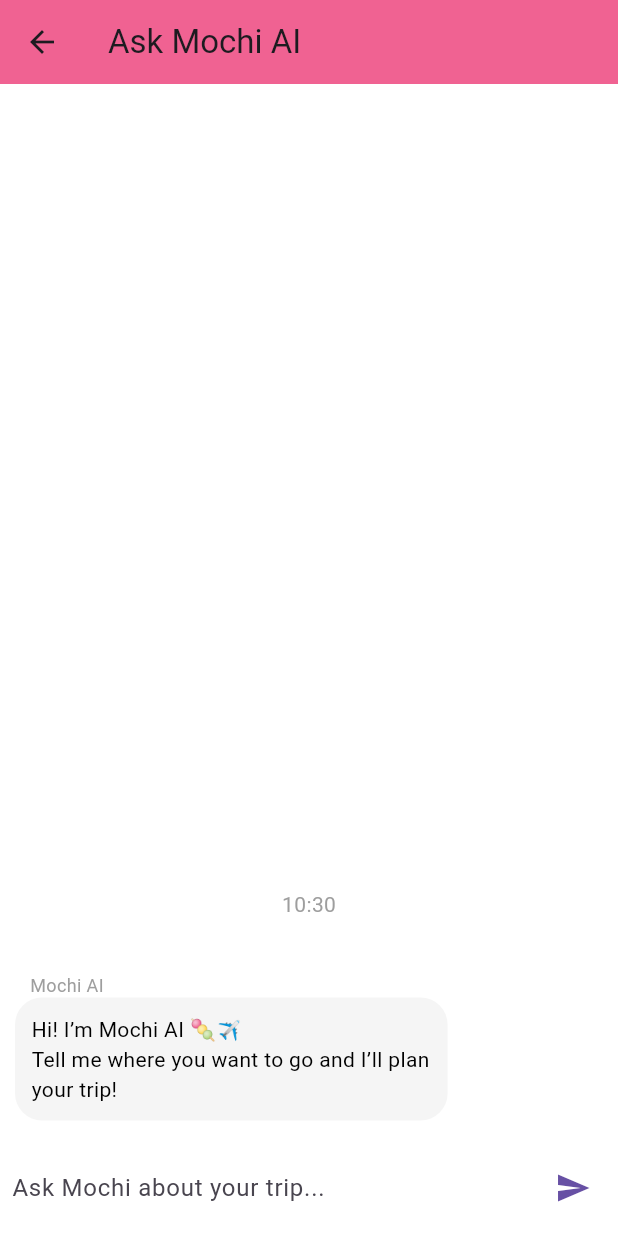
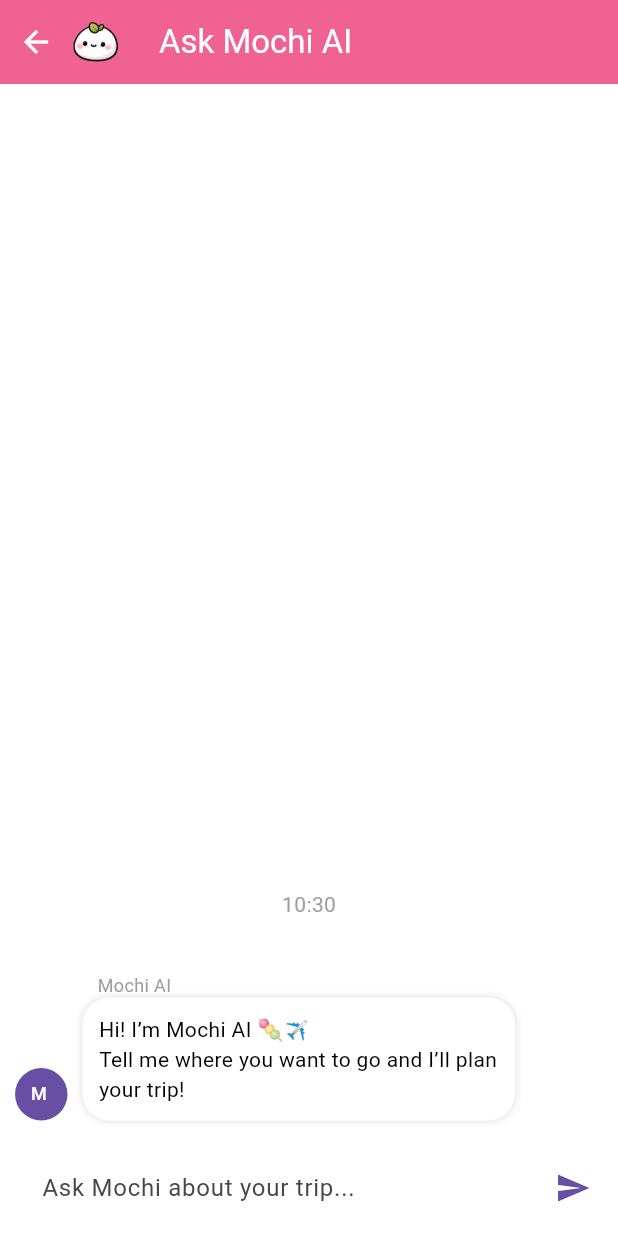
Before and after one commit to Marshyy69/mochiroam_ai, a Flutter app: the ChatScreen screen opened by its route, on a phone screen of 412 x 824 dp. Run offline on Flutter 3.47's test engine with Material 3 defaults, Android fonts, the phone set to English and light mode, and no system bars; drawn by our look-alikes of dash_chat_2; our stand-ins replace cloud_firestore, firebase_auth, firebase_core, flutter_dotenv; accounts and stored records are empty.

Commit message:
f: update chat screen and main

```diff
--- a/lib/Screens/chat_screen.dart
+++ b/lib/Screens/chat_screen.dart
@@ -3,6 +3,7 @@
 import 'package:dash_chat_2/dash_chat_2.dart';
 import 'package:http/http.dart' as http;
 import 'package:flutter_dotenv/flutter_dotenv.dart';
+import 'package:intl/intl.dart';
 
 import '../services/preferences_service.dart';
 import '../services/recommendation_rules.dart';
@@ -14,7 +15,8 @@
   State<ChatScreen> createState() => _ChatScreenState();
 }
 
-class _ChatScreenState extends State<ChatScreen> {
+class _ChatScreenState extends State<ChatScreen>
+    with SingleTickerProviderStateMixin {
   final List<ChatMessage> _messages = [];
 
   final ChatUser _currentUser =
@@ -25,9 +27,16 @@
 
   bool _isTyping = false;
 
+  late AnimationController _typingController;
+
   @override
   void initState() {
     super.initState();
+
+    _typingController = AnimationController(
+      vsync: this,
+      duration: const Duration(milliseconds: 900),
+    )..repeat();
 
     _messages.insert(
       0,
@@ -40,7 +49,12 @@
     );
   }
 
-  /// When user sends message
+  @override
+  void dispose() {
+    _typingController.dispose();
+    super.dispose();
+  }
+
   void _handleSendPressed(ChatMessage message) {
     setState(() {
       _messages.insert(0, message);
@@ -50,17 +64,13 @@
     _getAIResponse(message.text);
   }
 
-  /// Call OpenAI API
   Future<void> _getAIResponse(String userText) async {
     try {
       final prefs = await PreferencesService.fetch();
       final rules = RecommendationRules.build(prefs);
 
       final apiKey = dotenv.env['OPENAI_API_KEY'];
-
-      if (apiKey == null) {
-        throw Exception("OpenAI API key not found in .env");
-      }
+      if (apiKey == null) throw Exception("Missing API key");
 
       final response = await http.post(
         Uri.parse("https://api.openai.com/v1/chat/completions"),
@@ -79,23 +89,16 @@
             {
               "role": "user",
               "content": """
-User travel preferences:
+Preferences:
 - Pax: ${prefs.pax}
-- Children: ${prefs.hasChildren ? "Yes" : "No"}
-- Elderly: ${prefs.hasElderly ? "Yes" : "No"}
+- Children: ${prefs.hasChildren}
+- Elderly: ${prefs.hasElderly}
 
-Planning rules:
+Rules:
 $rules
 
-User request:
+Request:
 $userText
-
-Generate a detailed travel itinerary with:
-• Daily schedule
-• Activities
-• Food suggestions
-• Transport tips
-• Budget-friendly advice
 """
             }
           ],
@@ -104,33 +107,31 @@
       );
 
       final data = jsonDecode(response.body);
-
       final aiText =
           data["choices"][0]["message"]["content"];
-
-      final aiMessage = ChatMessage(
-        user: _aiUser,
-        text: aiText,
-        createdAt: DateTime.now(),
-      );
 
       if (!mounted) return;
 
       setState(() {
-        _messages.insert(0, aiMessage);
+        _messages.insert(
+          0,
+          ChatMessage(
+            user: _aiUser,
+            text: aiText,
+            createdAt: DateTime.now(),
+          ),
+        );
         _isTyping = false;
       });
     } catch (e) {
       if (!mounted) return;
-
       setState(() {
         _isTyping = false;
         _messages.insert(
           0,
           ChatMessage(
             user: _aiUser,
-            text:
-                "⚠️ Sorry, I ran into an issue. Please try again.\n\n$e",
+            text: "⚠️ Something went wrong. Please try again.",
             createdAt: DateTime.now(),
           ),
         );
@@ -142,25 +143,118 @@
   Widget build(BuildContext context) {
     return Scaffold(
       appBar: AppBar(
-        title: const Text("Ask Mochi AI"),
         backgroundColor: Colors.pink.shade300,
+        leadingWidth: 90,
+        leading: Row(
+          children: [
+            IconButton(
+              icon: const Icon(Icons.arrow_back),
+              color: Colors.white,
+              onPressed: () => Navigator.pop(context),
             ),
-      body: DashChat(
+            const CircleAvatar(
+              radius: 16,
+              backgroundImage:
+                  AssetImage('assets/icons/dumpling.png'),
+              backgroundColor: Colors.transparent,
+            ),
+          ],
+        ),
+        title: const Text(
+          "Ask Mochi AI",
+          style: TextStyle(color: Colors.white),
+        ),
+      ),
+      body: Column(
+        children: [
+          Expanded(
+            child: DashChat(
               currentUser: _currentUser,
               onSend: _handleSendPressed,
               messages: _messages,
-        typingUsers: _isTyping ? [_aiUser] : [],
-        messageOptions: const MessageOptions(
+            messageOptions: MessageOptions(
   showCurrentUserAvatar: true,
-          showOtherUsersAvatar: false,
+  showOtherUsersAvatar: true,
+
+  messageDecorationBuilder:
+      (ChatMessage msg, ChatMessage? prev, ChatMessage? next) {
+    final isUser = msg.user.id == _currentUser.id;
+
+    return BoxDecoration(
+      color: isUser ? Colors.pink.shade200 : Colors.white,
+      borderRadius: BorderRadius.circular(18),
+      boxShadow: isUser
+          ? []
+          : [
+              const BoxShadow(
+                color: Colors.black12,
+                blurRadius: 4,
               ),
+            ],
+    );
+  },
+
+  messageTimeBuilder: (ChatMessage msg, bool isUser) {
+    return Padding(
+      padding: const EdgeInsets.only(top: 4),
+      child: Text(
+        DateFormat('HH:mm').format(msg.createdAt),
+        style: const TextStyle(
+          fontSize: 10,
+          color: Colors.grey,
+        ),
+      ),
+    );
+  },
+),
+
               inputOptions: InputOptions(
                 alwaysShowSend: true,
-          inputDecoration: const InputDecoration(
+                inputDecoration: InputDecoration(
                   hintText: "Ask Mochi about your trip...",
-            border: InputBorder.none,
+                  filled: true,
+                  fillColor: Colors.white,
+                  border: OutlineInputBorder(
+                    borderRadius: BorderRadius.circular(20),
+                    borderSide: BorderSide.none,
+                  ),
+                  contentPadding:
+                      const EdgeInsets.symmetric(horizontal: 16),
                 ),
               ),
+            ),
+          ),
+
+          // 🍡 Mochi typing indicator
+          if (_isTyping)
+            Padding(
+              padding: const EdgeInsets.only(left: 16, bottom: 12),
+              child: Row(
+                children: [
+                  const CircleAvatar(
+                    radius: 14,
+                    backgroundImage:
+                        AssetImage('assets/icons/dumpling.png'),
+                  ),
+                  const SizedBox(width: 8),
+                  AnimatedBuilder(
+                    animation: _typingController,
+                    builder: (_, __) {
+                      final dots =
+                          "." * ((_typingController.value * 3).floor() + 1);
+                      return Text(
+                        "Mochi AI is typing$dots",
+                        style: const TextStyle(
+                          color: Colors.grey,
+                          fontSize: 12,
+                        ),
+                      );
+                    },
+                  ),
+                ],
+              ),
+            ),
+        ],
       ),
     );
   }
--- a/lib/widgets/bottom_nav_bar.dart
+++ b/lib/widgets/bottom_nav_bar.dart
@@ -46,7 +46,7 @@
           label: 'Itineraries',
         ),
         BottomNavigationBarItem(
-          icon: Image.asset('assets/icons/profile.png', width: 26, height: 26),
+          icon: Image.asset('assets/icons/acc.png', width: 26, height: 26),
           label: 'Account',
         ),
       ],
```
Also changed, not shown: lib/Screens/home_screen.dart (+129 -58 lines), assets/icons/acc.png (added). Lines whose indentation alone changed are shown as unchanged.
